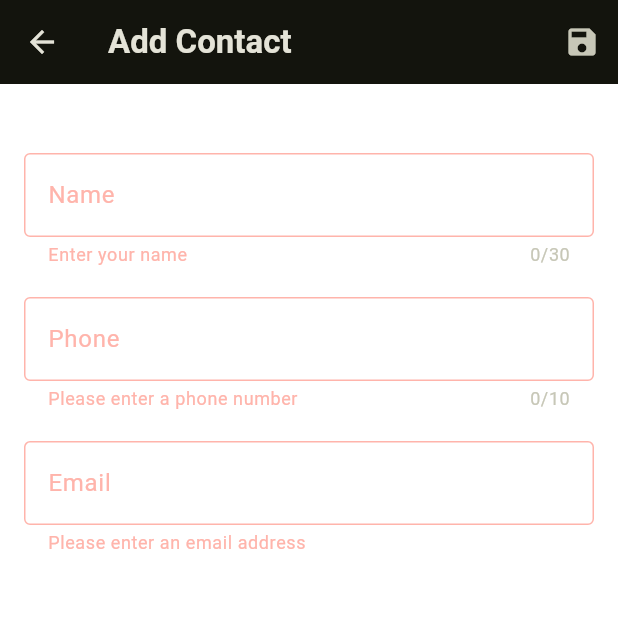
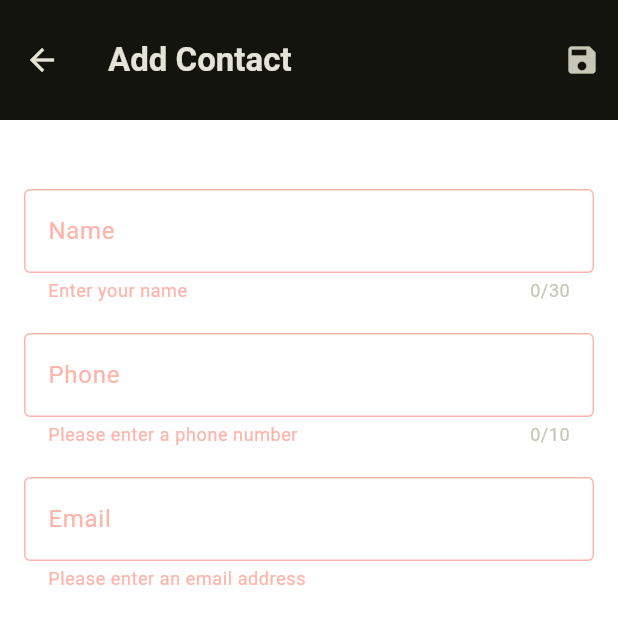
Before and after one commit to devchand4949/contact_app, a Flutter app: the InputScreen screen opened directly, after a tap on the "save" icon, on a phone screen of 412 x 824 dp. Shown: the top 624 px of the screen. Run offline on Flutter 3.47's test engine with Material 3 defaults, Android fonts, the phone set to English and light mode, and no system bars; our stand-ins replace cloud_firestore, email_validator, firebase_core, flutter_riverpod, google_fonts; accounts and stored records are empty.

Commit message:
crud complate with firebase and with search operation and existnumber true

```diff
--- a/lib/screens/detail_screen.dart
+++ b/lib/screens/detail_screen.dart
@@ -56,6 +56,7 @@ class DetailScreen extends StatelessWidget {
         title: Text(
           'Contact Detail',
         ),
+        toolbarHeight: 80,
         actions: [
           TextButton(
               onPressed: () => _showoption(context),
--- a/lib/screens/home_sceen.dart
+++ b/lib/screens/home_sceen.dart
@@ -15,9 +15,10 @@ class HomeScreen extends StatelessWidget {
     return Scaffold(
       appBar: AppBar(
         title: Text('Contacts'),
+        toolbarHeight: 80,
         actions: [
           IconButton(
-            icon: Icon(Icons.add),
+            icon: Icon(Icons.add,size: 30,),
             onPressed: () async {
               // Navigate to InputScreen and wait for the result
               await Navigator.of(context).push(
--- a/lib/screens/input_screen.dart
+++ b/lib/screens/input_screen.dart
@@ -17,11 +17,11 @@ class _InputScreenState extends State<InputScreen> {
   final _nameController = TextEditingController();
   final _phoneController = TextEditingController();
   final _emailController = TextEditingController();
-  final _formKey = GlobalKey<FormState>();  // GlobalKey for form validation
+  final _formKey = GlobalKey<FormState>(); // GlobalKey for form validation
   // File? _selectedImage;
 
   void _saveData() async {
-    if(_formKey.currentState!.validate()) {
+    if (_formKey.currentState!.validate()) {
       final saveNameController = _nameController.text.trim();
       final savePhoneController = _phoneController.text.trim();
       final saveEmailController = _emailController.text.trim();
@@ -29,10 +29,29 @@ class _InputScreenState extends State<InputScreen> {
       //   print('Please select an image');
       //   return;
       // }
+      final firebase = await FirebaseFirestore.instance.collection('users');
+
+      final existingUser = await firebase
+          .where('contactNo', isEqualTo: savePhoneController)
+          .get();
+
+      if (existingUser.docs.isNotEmpty) {
+        // If the phone number exists, show an error message
+        ScaffoldMessenger.of(context).showSnackBar(
+          SnackBar(
+            content: Text('This phone number already exists. Please enter another number.',style: TextStyle(color: Colors.white,),),
+            backgroundColor: Colors.red,
+          ),
+        );
+        return;
+      }
 
       final id = Uuid().v4();
-      final user = UserModel(id: id, name: saveNameController, email: saveEmailController, contactNo: savePhoneController);
-      final firebase = await FirebaseFirestore.instance.collection('users');
+      final user = UserModel(
+          id: id,
+          name: saveNameController,
+          email: saveEmailController,
+          contactNo: savePhoneController);
       await firebase.doc(id).set(user.toJson());
 
       Navigator.of(context).pop();
@@ -44,6 +63,7 @@ class _InputScreenState extends State<InputScreen> {
     return Scaffold(
       appBar: AppBar(
         title: Text('Add Contact'),
+        toolbarHeight: 80,
         actions: [
           IconButton(
             icon: Icon(Icons.save),
@@ -53,8 +73,9 @@ class _InputScreenState extends State<InputScreen> {
       ),
       body: SingleChildScrollView(
         padding: EdgeInsets.all(16),
-        child: Form(  // Wrap fields with a Form widget
-          key: _formKey,  // Assign the GlobalKey to the form
+        child: Form(
+          // Wrap fields with a Form widget
+          key: _formKey, // Assign the GlobalKey to the form
           child: Column(
             children: [
               // CameraScreen(onSelectPicker: (image) {
@@ -95,7 +116,7 @@ class _InputScreenState extends State<InputScreen> {
                   if (value.length != 10) {
                     return 'Enter a 10-digit phone number';
                   }
-                  return null;  // No error if the phone number is valid
+                  return null; // No error if the phone number is valid
                 },
               ),
               SizedBox(height: 20),
@@ -111,10 +132,11 @@ class _InputScreenState extends State<InputScreen> {
                   if (value == null || value.isEmpty) {
                     return 'Please enter an email address';
                   }
-                  if(!EmailValidator.validate(value)){//using package in email validator
+                  if (!EmailValidator.validate(value)) {
+                    //using package in email validator
                     return 'Please enter valid email address';
                   }
-                  return null;  // No error if the email is valid
+                  return null; // No error if the email is valid
                 },
               ),
             ],
--- a/lib/screens/update_screen.dart
+++ b/lib/screens/update_screen.dart
@@ -58,6 +58,7 @@ class _UpdateScreenState extends State<UpdateScreen> {
     return Scaffold(
       appBar: AppBar(
         title: Text('Update Contact'),
+        toolbarHeight: 80,
         actions: [
           TextButton(
             child: Text('Save'),
```
